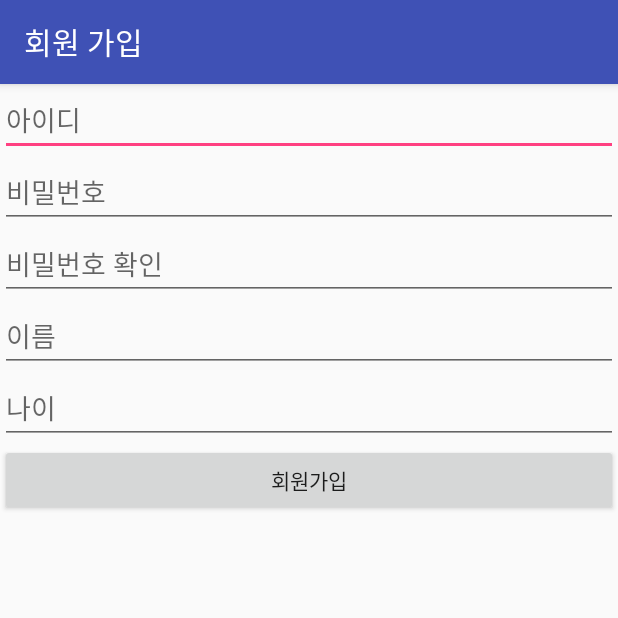
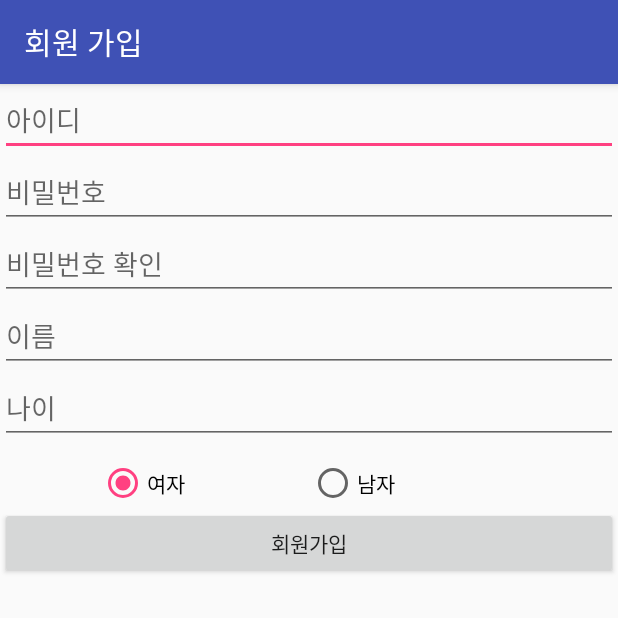
Before and after one commit to Jiseokmin/Capston2, an Android app: the RegisterActivity screen opened directly, with no data from a screen before it, after a tap on "회원가입", on a phone screen of 412 x 824 dp, the top half of it. Run offline under Robolectric (Android 15) with nearby library versions, the phone set to English and light mode, and no system bars; our stand-ins replace Volley; network calls fail; 1 statement that could not run was skipped.

Commit message:
회원가입 시 성별 기능 추가 했

```diff
--- a/app/src/main/java/kr/study/capston2/LoginActivity.java
+++ b/app/src/main/java/kr/study/capston2/LoginActivity.java
@@ -63,7 +63,7 @@ public class LoginActivity extends AppCompatActivity {
                             }
                             else {
                                 AlertDialog.Builder builder = new AlertDialog.Builder(LoginActivity.this);
-                                builder.setMessage("로그인 실패")
+                                builder.setMessage("아이디 또는 비밀번호가 일치하지 않습니다!")
                                         .setNegativeButton("다시 시도",null)
                                         .create()
                                         .show();
--- a/app/src/main/java/kr/study/capston2/MainActivity.java
+++ b/app/src/main/java/kr/study/capston2/MainActivity.java
@@ -29,4 +29,3 @@ public class MainActivity extends AppCompatActivity {
 }
 ///////////////////해야 될거
 ////////////////// 자동 로그인 기능
-///////////////// 이메일도 db 추가하자!!!!!!!!!!!
--- a/app/src/main/java/kr/study/capston2/RegisterActivity.java
+++ b/app/src/main/java/kr/study/capston2/RegisterActivity.java
@@ -7,6 +7,8 @@ import android.os.Bundle;
 import android.view.View;
 import android.widget.Button;
 import android.widget.EditText;
+import android.widget.RadioButton;
+import android.widget.RadioGroup;
 import android.widget.Toast;
 
 import com.android.volley.Request;
@@ -19,6 +21,8 @@ import org.json.JSONObject;
 ///////////////////////회원 가입 엑티비티
 public class RegisterActivity extends AppCompatActivity {
     boolean add ;         //회원가입 정보를 db에 추가할지 말지 정하는 변수
+
+    private String userGender;
     @Override
     protected void onCreate(Bundle savedInstanceState) {
         super.onCreate(savedInstanceState);
@@ -31,7 +35,23 @@ public class RegisterActivity extends AppCompatActivity {
         final EditText passwordText2 = (EditText)findViewById(R.id.passWordText2);
         final EditText nameText = (EditText)findViewById(R.id.nameText);
         final EditText ageText = (EditText)findViewById(R.id.ageText);
+
         final String usermail;
+
+      final   RadioGroup genderGroup = (RadioGroup)findViewById(R.id.genderGroup);
+        int genderGroupID = genderGroup.getCheckedRadioButtonId();
+       userGender = ((RadioButton)findViewById(genderGroupID)).getText().toString();
+
+        genderGroup.setOnCheckedChangeListener(new RadioGroup.OnCheckedChangeListener() {
+
+        @Override
+            public void onCheckedChanged(RadioGroup radioGroup, int i) {
+                    RadioButton genderButton = (RadioButton)findViewById(i);
+                    userGender = genderButton.getText().toString();
+
+        }
+        });
+
 
         Intent intent=new Intent(this.getIntent());
         usermail=intent.getStringExtra("mail");    //// 넘어온 메일아이디 받기
@@ -48,6 +68,8 @@ public class RegisterActivity extends AppCompatActivity {
                  final String userPassword = passwordText.getText().toString();
                  final String userPassword2 = passwordText2.getText().toString();
                 final String userMail = usermail;
+
+
 
                   String userName = nameText.getText().toString();
 
@@ -103,11 +125,13 @@ public class RegisterActivity extends AppCompatActivity {
                 };
 
 
-                    RegisterRequest registerRequest = new RegisterRequest(userID, userPassword, userPassword2,userName,userMail,userAge, responseListener);
+                    RegisterRequest registerRequest = new RegisterRequest(userID, userPassword, userPassword2,userName,userMail,userAge,userGender, responseListener);
                     RequestQueue queue = Volley.newRequestQueue(RegisterActivity.this);
                     queue.add(registerRequest);
 
             }
         });
     }
+
 }
+///Db에 gender 추가 , onstop 부분 작성
--- a/app/src/main/java/kr/study/capston2/RegisterRequest.java
+++ b/app/src/main/java/kr/study/capston2/RegisterRequest.java
@@ -15,7 +15,7 @@ public class RegisterRequest extends StringRequest {
     final static private String URL = "http://wltjrals45.cafe24.com/Register.php";
     private Map<String, String> parameters;
 
-    public RegisterRequest(String userID, String userPassword, String userPassword2, String userName ,String userMail, int userAge, Response.Listener<String> listener) {
+    public RegisterRequest(String userID, String userPassword, String userPassword2, String userName ,String userMail, int userAge,String userGender, Response.Listener<String> listener) {
         super(Method.POST, URL, listener, null);
         parameters = new HashMap<>();
         parameters.put("userID",userID);
@@ -24,6 +24,7 @@ public class RegisterRequest extends StringRequest {
         parameters.put("userName",userName);
         parameters.put("userMail",userMail);
         parameters.put("userAge",userAge + "");
+        parameters.put("userGender",userGender);
     }
 
     @Override
--- a/app/src/main/res/layout/activity_login.xml
+++ b/app/src/main/res/layout/activity_login.xml
@@ -12,18 +12,22 @@
         android:layout_width="351dp"
         android:layout_height="51dp"
         android:ems="10"
-        android:hint="아이디"
+
         android:inputType="textPersonName"
         tools:layout_editor_absoluteX="16dp"
-        tools:layout_editor_absoluteY="8dp" />
+        tools:layout_editor_absoluteY="8dp"
+        android:drawableStart="@drawable/ic_person_black_24dp"
+        android:drawableLeft="@drawable/ic_person_black_24dp"/>
 
     <EditText
         android:id="@+id/passwordText"
         android:layout_width="349dp"
         android:layout_height="41dp"
         android:ems="10"
-        android:hint="비밀번호"
+
         android:inputType="textPassword"
+        android:drawableStart="@drawable/ic_lock_black_24dp"
+        android:drawableLeft="@drawable/ic_lock_black_24dp"
         tools:layout_editor_absoluteX="16dp"
         tools:layout_editor_absoluteY="70dp" />
 
--- a/app/src/main/res/layout/activity_register.xml
+++ b/app/src/main/res/layout/activity_register.xml
@@ -47,6 +47,35 @@
         android:hint="나이"
         android:inputType="textPersonName" />
 
+    <RadioGroup
+        android:layout_width="280dp"
+        android:layout_height="wrap_content"
+        android:id="@+id/genderGroup"
+        android:layout_gravity="center_horizontal"
+        android:orientation="horizontal"
+        android:layout_marginTop="10dp"
+        >
+
+        <RadioButton
+            android:layout_width="0dp"
+            android:layout_height="wrap_content"
+            android:text="여자"
+            android:id="@+id/genderWoman"
+            android:layout_weight="1"
+            android:checked="true" />
+
+        <RadioButton
+            android:layout_width="0dp"
+            android:layout_height="wrap_content"
+            android:text="남자"
+            android:id="@+id/genderMan"
+            android:layout_weight="1"
+             />
+
+
+
+    </RadioGroup>
+
     <Button
         android:id="@+id/registerButton"
         android:layout_width="match_parent"
```
